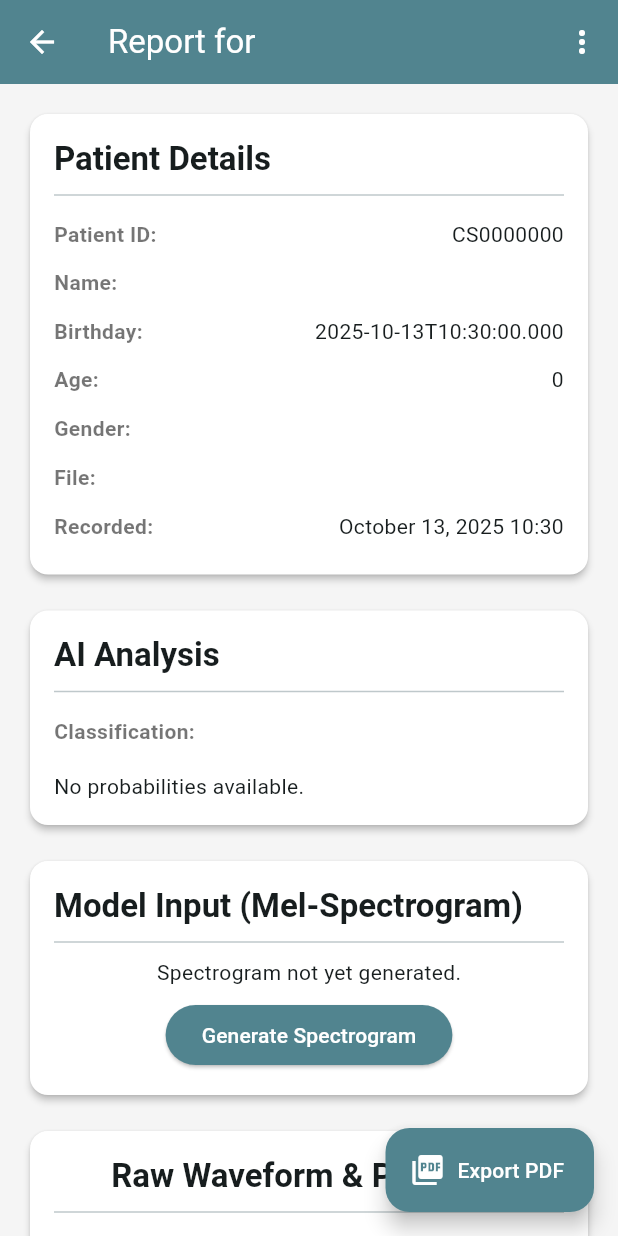
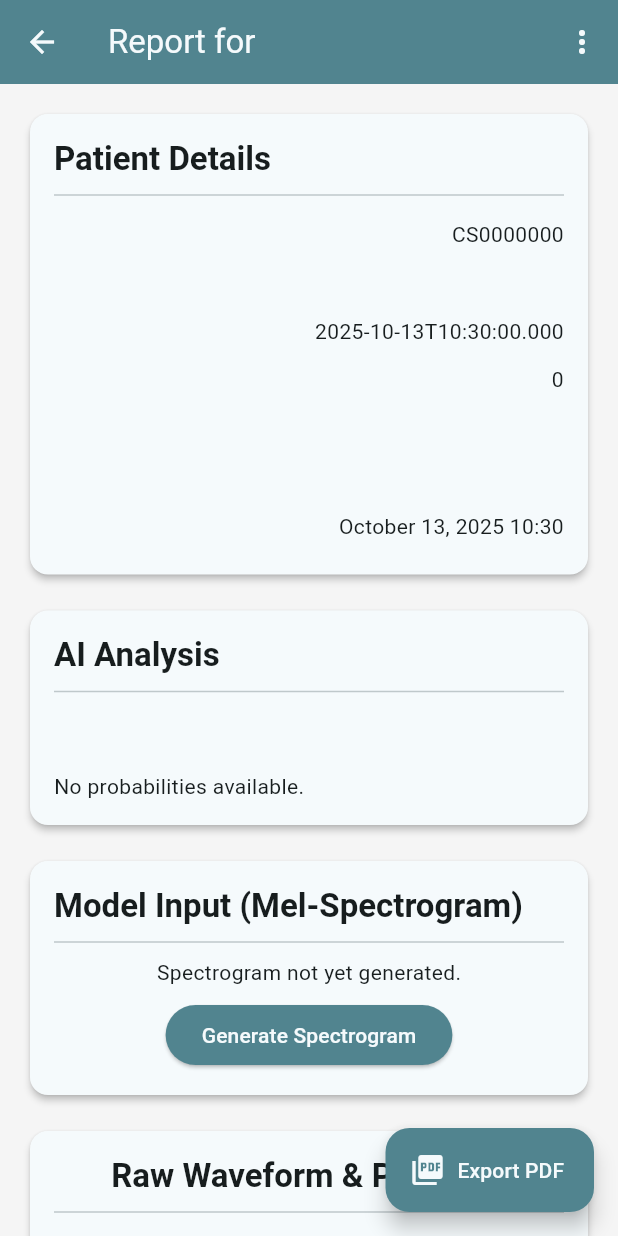
Before and after one commit to LadyJo02/cardioscope_app, a Flutter app: the ReportDetailPage screen opened directly with empty values, on a phone screen of 412 x 824 dp. Run offline on Flutter 3.47's test engine with Material 3 defaults, Android fonts, the phone set to English and light mode, and no system bars; our stand-ins replace file_picker, fl_chart, flutter_typeahead, just_audio, pdf, permission_handler and 5 more; missing offline and left inert: audio_session, excel, flutter_sound, record, tflite_flutter; accounts and stored records are empty; statements that could not run were skipped.

Commit message:
Updt Dark/Light mode in all pages

```diff
--- a/lib/pages/reports_detail.dart
+++ b/lib/pages/reports_detail.dart
@@ -251,7 +251,7 @@ class _ReportDetailPageState extends State<ReportDetailPage> {
           ElevatedButton(
             style: ElevatedButton.styleFrom(
               backgroundColor: AppColors.primary,
-              foregroundColor: Colors.white,
+              foregroundColor: Theme.of(context).colorScheme.surface,
             ),
             child: const Text("Save"),
             onPressed: () async {
@@ -309,7 +309,7 @@ class _ReportDetailPageState extends State<ReportDetailPage> {
           ElevatedButton(
             style: ElevatedButton.styleFrom(
               backgroundColor: AppColors.primary,
-              foregroundColor: Colors.white,
+              foregroundColor: Theme.of(context).colorScheme.surface,
             ),
             onPressed: () => Navigator.pop(context, true),
             child: const Text("Delete"),
@@ -344,7 +344,7 @@ class _ReportDetailPageState extends State<ReportDetailPage> {
             ElevatedButton(
               style: ElevatedButton.styleFrom(
                 backgroundColor: AppColors.primary,
-                foregroundColor: Colors.white,
+                foregroundColor: Theme.of(context).colorScheme.surface,
               ),
               child: const Text("Generate Now"),
               onPressed: () {
@@ -393,14 +393,14 @@ class _ReportDetailPageState extends State<ReportDetailPage> {
     return Scaffold(
       appBar: AppBar(
         backgroundColor: AppColors.primary,
-        iconTheme: const IconThemeData(color: Colors.white),
+        iconTheme: IconThemeData(color: Theme.of(context).colorScheme.surface),
         title: Text(
           'Report for ${_localReport['name'] ?? 'Unnamed'}',
-          style: const TextStyle(color: Colors.white),
+          style: TextStyle(color: Theme.of(context).colorScheme.surface),
         ),
         actions: [
           PopupMenuButton<String>(
-            icon: const Icon(Icons.more_vert, color: Colors.white),
+            icon: Icon(Icons.more_vert, color: Theme.of(context).colorScheme.surface),
             onSelected: (value) {
               if (value == 'reanalyze') _reAnalyze();
               if (value == 'edit') _showEditDialog();
@@ -454,9 +454,9 @@ class _ReportDetailPageState extends State<ReportDetailPage> {
       ),
       floatingActionButton: FloatingActionButton.extended(
         backgroundColor: AppColors.primary,
-        icon: const Icon(Icons.picture_as_pdf, color: Colors.white),
+        icon: Icon(Icons.picture_as_pdf, color: Theme.of(context).colorScheme.surface),
         label:
-            const Text("Export PDF", style: TextStyle(color: Colors.white)),
+            Text("Export PDF", style: TextStyle(color: Theme.of(context).colorScheme.surface)),
         onPressed: _handleExportPdf,
       ),
     );
@@ -464,7 +464,7 @@ class _ReportDetailPageState extends State<ReportDetailPage> {
 
   Widget _buildDetailSection(String patientIdFormatted, String dateString) {
     return Card(
-      color: Colors.white,
+      color: Theme.of(context).colorScheme.surface,
       elevation: 2,
       shape: RoundedRectangleBorder(borderRadius: BorderRadius.circular(12)),
       child: Padding(
@@ -495,8 +495,8 @@ class _ReportDetailPageState extends State<ReportDetailPage> {
       child: Row(children: [
         Expanded(
             child: Text(label,
-                style: const TextStyle(
-                    fontWeight: FontWeight.bold, color: Colors.black54))),
+                style: TextStyle(
+                    fontWeight: FontWeight.bold, color: Theme.of(context).colorScheme.surface.withValues(alpha: 0.7)))),
         Expanded(child: Text(value, textAlign: TextAlign.end)),
       ]),
     );
@@ -504,7 +504,7 @@ class _ReportDetailPageState extends State<ReportDetailPage> {
 
   Widget _buildAnalysisSection() {
     return Card(
-      color: Colors.white,
+      color: Theme.of(context).colorScheme.surface,
       elevation: 2,
       shape: RoundedRectangleBorder(borderRadius: BorderRadius.circular(12)),
       child: Padding(
@@ -536,12 +536,12 @@ class _ReportDetailPageState extends State<ReportDetailPage> {
         Expanded(
             flex: 2,
             child: Text(label,
-                style: TextStyle(color: Colors.grey.shade700))),
+                style: TextStyle(color: Theme.of(context).colorScheme.onSurface.withValues(alpha: 0.7)))),
         Expanded(
           flex: 5,
           child: LinearProgressIndicator(
             value: value,
-            backgroundColor: Colors.grey.shade300,
+            backgroundColor: Theme.of(context).colorScheme.surfaceContainerHighest,
             color: UIHelpers.getStatusColor(label),
             minHeight: 12,
             borderRadius: BorderRadius.circular(6),
@@ -557,7 +557,7 @@ class _ReportDetailPageState extends State<ReportDetailPage> {
 
   Widget _buildSpectrogramSection() {
     return Card(
-      color: Colors.white,
+      color: Theme.of(context).colorScheme.surface,
       elevation: 2,
       shape: RoundedRectangleBorder(borderRadius: BorderRadius.circular(12)),
       child: Padding(
@@ -589,7 +589,7 @@ class _ReportDetailPageState extends State<ReportDetailPage> {
               ElevatedButton(
                 style: ElevatedButton.styleFrom(
                     backgroundColor: AppColors.primary,
-                    foregroundColor: Colors.white),
+                    foregroundColor: Theme.of(context).colorScheme.surface),
                 onPressed: _generateMelIfNeeded,
                 child: const Text('Generate Spectrogram'),
               ),
@@ -601,7 +601,7 @@ class _ReportDetailPageState extends State<ReportDetailPage> {
 
   Widget _buildWaveformSection() {
     return Card(
-      color: Colors.white,
+      color: Theme.of(context).colorScheme.surface,
       elevation: 2,
       shape: RoundedRectangleBorder(borderRadius: BorderRadius.circular(12)),
       child: Padding(
```
